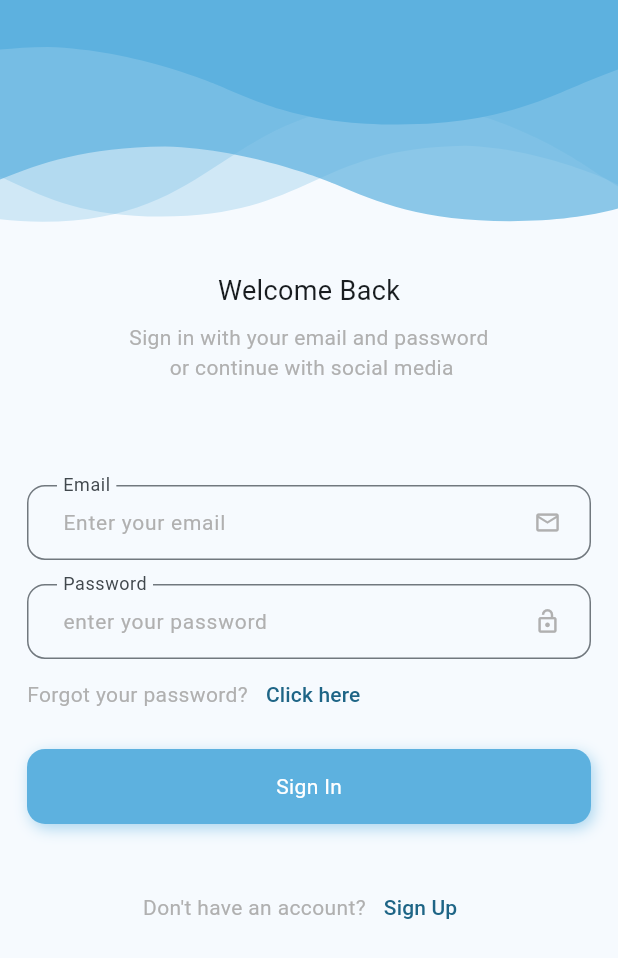
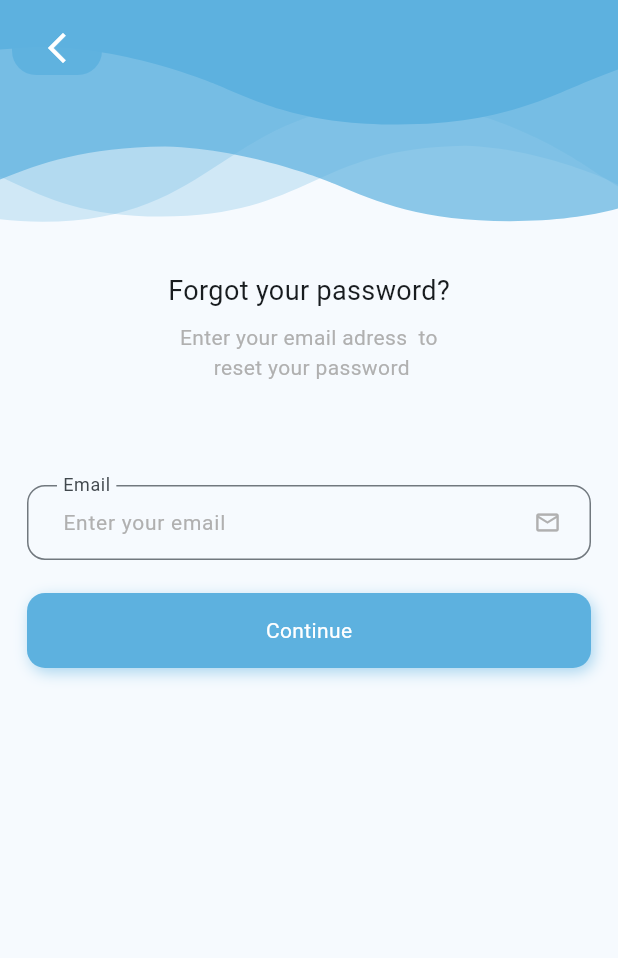
Before and after one commit to ahmedhamdi11/E-Commerce_app, a Flutter app: the screen it shows after launch, after a tap on "Continue", after a tap on "Skip", after a tap on "Click here", on a phone screen of 412 x 824 dp. Shown: the top 958 px of the screen. Run offline on Flutter 3.47's test engine with Material 2 defaults, Android fonts, the phone set to English and light mode, and no system bars; our stand-ins replace get, lottie, shared_preferences, smooth_page_indicator; Roboto replaces fonts that are missing (Jannah).

Commit message:
forget password screen done

```diff
--- a/lib/controllers/auth_controllers/sign_in_controller.dart
+++ b/lib/controllers/auth_controllers/sign_in_controller.dart
@@ -2,9 +2,17 @@ import 'package:ecommerce_app/core/utils/app_router.dart';
 import 'package:get/get.dart';
 
 class SignInController extends GetxController {
+  // navigate to the sign up screen
   void goToSignUpScreen() {
     Get.toNamed(
       AppRouter.signUpScreenRoute,
     );
   }
+
+  // navigate to the forget password screen
+  void goToForgetPasswordScreen() {
+    Get.toNamed(
+      AppRouter.forgetPasswordScreenRoute,
+    );
+  }
 }
--- a/lib/core/localization/translations.dart
+++ b/lib/core/localization/translations.dart
@@ -44,9 +44,10 @@ class AppTranslations extends Translations {
           'username': 'اسم المستخدم',
           'enter_your_username': 'أدخل اسم المستخدم الخاص بك',
           'signup_1': 'أنشا حساب الأن',
-
           'signup_2':
               'قم بالتسجيل باستخدام \n بريدك الإلكتروني وكلمة المرور لتبدأ',
+          'eter_your_email_to_reset_password':
+              'أدخل عنوان بريدك الإلكتروني \n لإعادة تعيين كلمة السر الخاصة بك',
         },
 
         // english translations
@@ -81,7 +82,6 @@ class AppTranslations extends Translations {
               'Sign in with your email and password\n or continue with social media',
           'signin_3': 'Enter your email',
           'singnin_4': 'enter your password',
-
           'email': 'Email',
           'password': 'Password',
           'forgot_password': 'Forgot your password?',
@@ -94,6 +94,8 @@ class AppTranslations extends Translations {
           'enter_your_username': 'Enter your username',
           'signup_1': 'Sign Up Now',
           'signup_2': 'Sign up with your email and passowrd \n to get started',
+          'eter_your_email_to_reset_password':
+              'Enter your email adress  to \n reset your password',
         },
       };
 }
--- a/lib/core/utils/app_router.dart
+++ b/lib/core/utils/app_router.dart
@@ -1,3 +1,4 @@
+import 'package:ecommerce_app/views/screens/auth/forget_password_screen.dart';
 import 'package:get/get_navigation/src/routes/get_route.dart';
 import 'package:get/get_navigation/src/routes/transitions_type.dart';
 
@@ -9,6 +10,7 @@ abstract class AppRouter {
   static const onBoardingRoute = '/onBoarding';
   static const signInScreenRoute = '/signInScreen';
   static const signUpScreenRoute = '/signUpScreen';
+  static const forgetPasswordScreenRoute = '/forgetPasswordScreen';
 
   static List<GetPage<dynamic>> getPages = [
     GetPage(
@@ -25,5 +27,10 @@ abstract class AppRouter {
       page: () => const SignUpScreen(),
       transition: Transition.rightToLeftWithFade,
     ),
+    GetPage(
+      name: forgetPasswordScreenRoute,
+      page: () => const ForgetPasswordScreen(),
+      transition: Transition.rightToLeftWithFade,
+    ),
   ];
 }
--- /dev/null
+++ b/lib/views/screens/auth/forget_password_screen.dart
@@ -0,0 +1,39 @@
+import 'package:ecommerce_app/core/utils/constants/app_assets.dart';
+import 'package:ecommerce_app/views/widgets/auth_widgets/forget_password_form.dart';
+import 'package:flutter/material.dart';
+import 'package:lottie/lottie.dart';
+
+import '../../../core/shared/widgets/default_back_button.dart';
+
+class ForgetPasswordScreen extends StatelessWidget {
+  const ForgetPasswordScreen({super.key});
+
+  @override
+  Widget build(BuildContext context) {
+    double w = MediaQuery.of(context).size.width;
+    double h = MediaQuery.of(context).size.height;
+    return Scaffold(
+      body: Column(
+        children: [
+          Stack(
+            alignment: Alignment.topLeft,
+            children: [
+              Lottie.asset(
+                AppAssets.waveBackground,
+                width: w,
+                height: h * 0.22,
+                fit: BoxFit.fill,
+              ),
+              const DefaultBackButton(),
+            ],
+          ),
+          const Expanded(
+            child: SingleChildScrollView(
+              child: ForgetPasswordForm(),
+            ),
+          ),
+        ],
+      ),
+    );
+  }
+}
--- /dev/null
+++ b/lib/views/widgets/auth_widgets/forget_password_form.dart
@@ -0,0 +1,62 @@
+import 'package:ecommerce_app/core/utils/constants/app_colors.dart';
+import 'package:ecommerce_app/core/shared/widgets/default_button.dart';
+import 'package:ecommerce_app/core/shared/widgets/default_text_field.dart';
+import 'package:ecommerce_app/core/utils/styles.dart';
+import 'package:flutter/material.dart';
+import 'package:get/get.dart';
+
+class ForgetPasswordForm extends StatelessWidget {
+  const ForgetPasswordForm({
+    super.key,
+  });
+
+  @override
+  Widget build(BuildContext context) {
+    return Padding(
+      padding: const EdgeInsets.symmetric(horizontal: 18.0),
+      child: Column(
+        children: [
+          // sign in text title
+          Text(
+            'forgot_password'.tr,
+            style: Styles.title18,
+          ),
+
+          const SizedBox(height: 8.0),
+
+          // sign in text body
+          Text(
+            'eter_your_email_to_reset_password'.tr,
+            style: Styles.bodyGrey14,
+            textAlign: TextAlign.center,
+          ),
+
+          const SizedBox(height: 68.0),
+
+          // email field
+          DefaultTextField(
+            hint: 'signin_3'.tr,
+            labelText: 'email'.tr,
+            keyboardType: TextInputType.emailAddress,
+            suffix: const Icon(
+              Icons.email_outlined,
+              color: AppColors.greyColor,
+            ),
+          ),
+
+          const SizedBox(height: 22.0),
+
+          // sign in button
+          DefaultButton(
+            onTap: () {},
+            btnText: 'continue'.tr,
+          ),
+
+          const SizedBox(
+            height: 32.0,
+          ),
+        ],
+      ),
+    );
+  }
+}
--- a/lib/views/widgets/auth_widgets/sign_in_form.dart
+++ b/lib/views/widgets/auth_widgets/sign_in_form.dart
@@ -68,7 +68,7 @@ class SignInForm extends StatelessWidget {
                 style: Styles.bodyGrey14,
               ),
               TextButton(
-                onPressed: () {},
+                onPressed: () => signInController.goToForgetPasswordScreen(),
                 child: Text('click_here'.tr),
               ),
             ],
```
